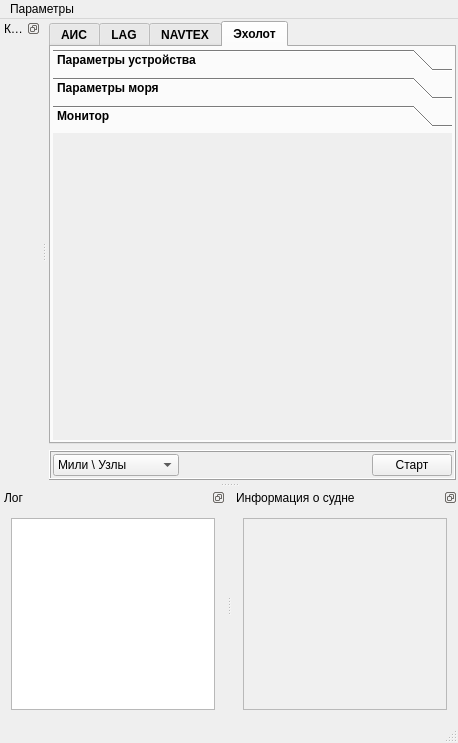
First picture: the form in Emulator/mainwindow.ui, repository breton75/R-Card, before the edit.
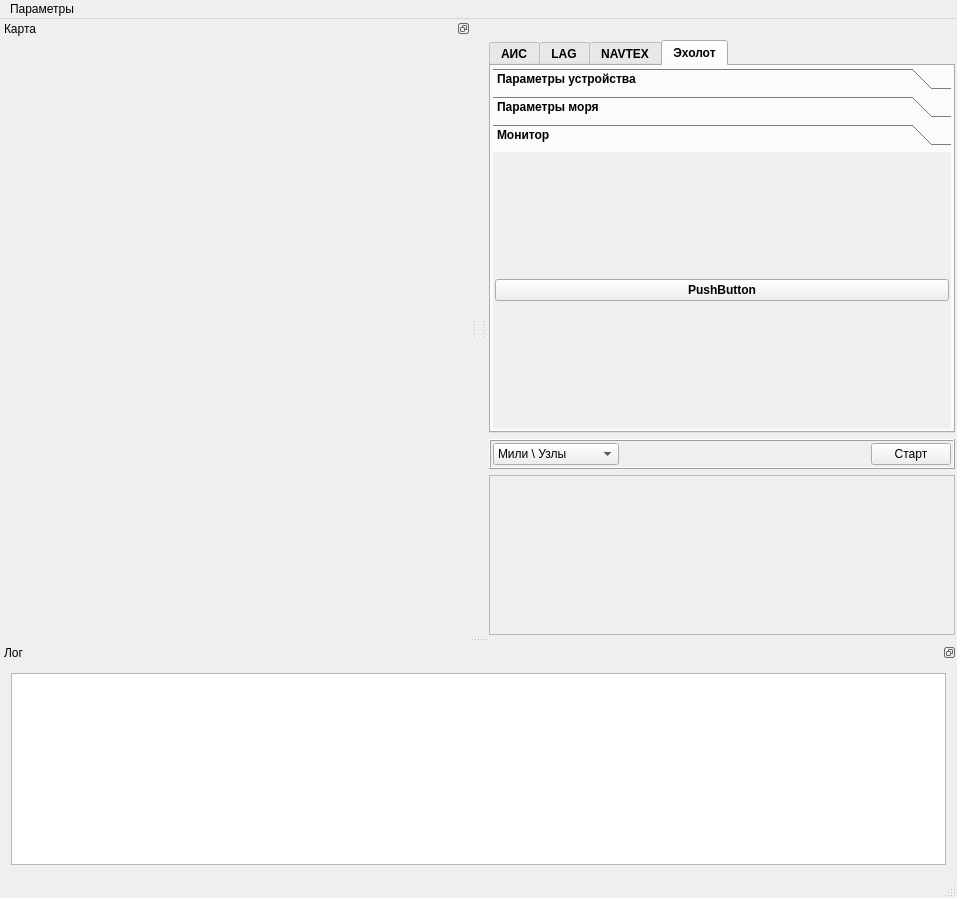
Second picture: the form after the edit. The open tabs and pages were chosen to show the change. Icons and pictures are not drawn.

Diff of the .ui file:
```diff
--- a/Emulator/mainwindow.ui
+++ b/Emulator/mainwindow.ui
@@ -6,8 +6,8 @@
    <rect>
     <x>0</x>
     <y>0</y>
-    <width>439</width>
-    <height>743</height>
+    <width>957</width>
+    <height>898</height>
    </rect>
   </property>
   <property name="windowTitle">
@@ -21,6 +21,12 @@
    <set>QMainWindow::AllowNestedDocks|QMainWindow::AllowTabbedDocks|QMainWindow::AnimatedDocks|QMainWindow::ForceTabbedDocks|QMainWindow::VerticalTabs</set>
   </property>
   <widget class="QWidget" name="centralWidget">
+   <property name="sizePolicy">
+    <sizepolicy hsizetype="Fixed" vsizetype="Preferred">
+     <horstretch>0</horstretch>
+     <verstretch>0</verstretch>
+    </sizepolicy>
+   </property>
    <layout class="QVBoxLayout" name="verticalLayout_6">
     <property name="leftMargin">
      <number>2</number>
@@ -34,10 +40,95 @@
     <property name="bottomMargin">
      <number>2</number>
     </property>
+   </layout>
+  </widget>
+  <widget class="QMenuBar" name="menuBar">
+   <property name="geometry">
+    <rect>
+     <x>0</x>
+     <y>0</y>
+     <width>957</width>
+     <height>21</height>
+    </rect>
+   </property>
+   <widget class="QMenu" name="menu">
+    <property name="title">
+     <string>Параметры</string>
+    </property>
+    <addaction name="action"/>
+   </widget>
+   <addaction name="menu"/>
+  </widget>
+  <widget class="QStatusBar" name="statusBar"/>
+  <widget class="QDockWidget" name="dockGraphics">
+   <property name="sizePolicy">
+    <sizepolicy hsizetype="Expanding" vsizetype="Expanding">
+     <horstretch>0</horstretch>
+     <verstretch>0</verstretch>
+    </sizepolicy>
+   </property>
+   <property name="floating">
+    <bool>true</bool>
+   </property>
+   <property name="features">
+    <set>QDockWidget::DockWidgetFloatable|QDockWidget::DockWidgetMovable</set>
+   </property>
+   <property name="windowTitle">
+    <string>Карта</string>
+   </property>
+   <attribute name="dockWidgetArea">
+    <number>1</number>
+   </attribute>
+   <widget class="QWidget" name="dockWidgetContents">
+    <layout class="QVBoxLayout" name="vlayDock"/>
+   </widget>
+  </widget>
+  <widget class="QDockWidget" name="dockLog">
+   <property name="features">
+    <set>QDockWidget::DockWidgetFloatable|QDockWidget::DockWidgetMovable</set>
+   </property>
+   <property name="windowTitle">
+    <string>Лог</string>
+   </property>
+   <attribute name="dockWidgetArea">
+    <number>8</number>
+   </attribute>
+   <widget class="QWidget" name="dockWidgetContents_2">
+    <layout class="QVBoxLayout" name="verticalLayout_12">
+     <item>
+      <widget class="QTextEdit" name="textLog"/>
+     </item>
+    </layout>
+   </widget>
+  </widget>
+  <widget class="QDockWidget" name="dockWidget">
+   <property name="floating">
+    <bool>true</bool>
+   </property>
+   <property name="features">
+    <set>QDockWidget::NoDockWidgetFeatures</set>
+   </property>
+   <attribute name="dockWidgetArea">
+    <number>2</number>
+   </attribute>
+   <widget class="QWidget" name="dockWidgetContents_4">
+    <layout class="QVBoxLayout" name="verticalLayout_23">
+     <property name="leftMargin">
+      <number>2</number>
+     </property>
+     <property name="topMargin">
+      <number>2</number>
+     </property>
+     <property name="rightMargin">
+      <number>2</number>
+     </property>
+     <property name="bottomMargin">
+      <number>2</number>
+     </property>
     <item>
      <widget class="QTabWidget" name="tabWidget">
       <property name="sizePolicy">
-       <sizepolicy hsizetype="Minimum" vsizetype="Expanding">
+        <sizepolicy hsizetype="Preferred" vsizetype="Expanding">
         <horstretch>0</horstretch>
         <verstretch>0</verstretch>
        </sizepolicy>
@@ -2299,8 +2390,8 @@
             <rect>
              <x>0</x>
              <y>0</y>
-             <width>364</width>
-             <height>316</height>
+              <width>452</width>
+              <height>286</height>
             </rect>
            </property>
            <attribute name="label">
@@ -2320,7 +2411,15 @@
              <number>2</number>
             </property>
             <item>
-             <layout class="QVBoxLayout" name="vlayEchoMonitor"/>
+              <layout class="QVBoxLayout" name="vlayEchoMonitor">
+               <item>
+                <widget class="QPushButton" name="pushButton">
+                 <property name="text">
+                  <string>PushButton</string>
+                 </property>
+                </widget>
+               </item>
+              </layout>
             </item>
            </layout>
           </widget>
@@ -2407,82 +2506,6 @@
       </layout>
      </widget>
     </item>
-   </layout>
-  </widget>
-  <widget class="QMenuBar" name="menuBar">
-   <property name="geometry">
-    <rect>
-     <x>0</x>
-     <y>0</y>
-     <width>439</width>
-     <height>21</height>
-    </rect>
-   </property>
-   <widget class="QMenu" name="menu">
-    <property name="title">
-     <string>Параметры</string>
-    </property>
-    <addaction name="action"/>
-   </widget>
-   <addaction name="menu"/>
-  </widget>
-  <widget class="QStatusBar" name="statusBar"/>
-  <widget class="QDockWidget" name="dockGraphics">
-   <property name="sizePolicy">
-    <sizepolicy hsizetype="Expanding" vsizetype="Expanding">
-     <horstretch>0</horstretch>
-     <verstretch>0</verstretch>
-    </sizepolicy>
-   </property>
-   <property name="floating">
-    <bool>true</bool>
-   </property>
-   <property name="features">
-    <set>QDockWidget::DockWidgetFloatable|QDockWidget::DockWidgetMovable</set>
-   </property>
-   <property name="windowTitle">
-    <string>Карта</string>
-   </property>
-   <attribute name="dockWidgetArea">
-    <number>1</number>
-   </attribute>
-   <widget class="QWidget" name="dockWidgetContents">
-    <layout class="QVBoxLayout" name="vlayDock"/>
-   </widget>
-  </widget>
-  <widget class="QDockWidget" name="dockLog">
-   <property name="features">
-    <set>QDockWidget::DockWidgetFloatable|QDockWidget::DockWidgetMovable</set>
-   </property>
-   <property name="windowTitle">
-    <string>Лог</string>
-   </property>
-   <attribute name="dockWidgetArea">
-    <number>8</number>
-   </attribute>
-   <widget class="QWidget" name="dockWidgetContents_2">
-    <layout class="QVBoxLayout" name="verticalLayout_12">
-     <item>
-      <widget class="QTextEdit" name="textLog"/>
-     </item>
-    </layout>
-   </widget>
-  </widget>
-  <widget class="QDockWidget" name="dockCarrentInfo">
-   <property name="floating">
-    <bool>false</bool>
-   </property>
-   <property name="features">
-    <set>QDockWidget::DockWidgetFloatable|QDockWidget::DockWidgetMovable</set>
-   </property>
-   <property name="windowTitle">
-    <string>Информация о судне</string>
-   </property>
-   <attribute name="dockWidgetArea">
-    <number>8</number>
-   </attribute>
-   <widget class="QWidget" name="dockWidgetContents_3">
-    <layout class="QVBoxLayout" name="verticalLayout_13">
      <item>
       <widget class="QTextEdit" name="textMapObjectInfo">
        <property name="styleSheet">
```
Left out of the diff: 38 changed lines with no effect on the pictures. Lines whose indentation alone changed are shown as unchanged.
